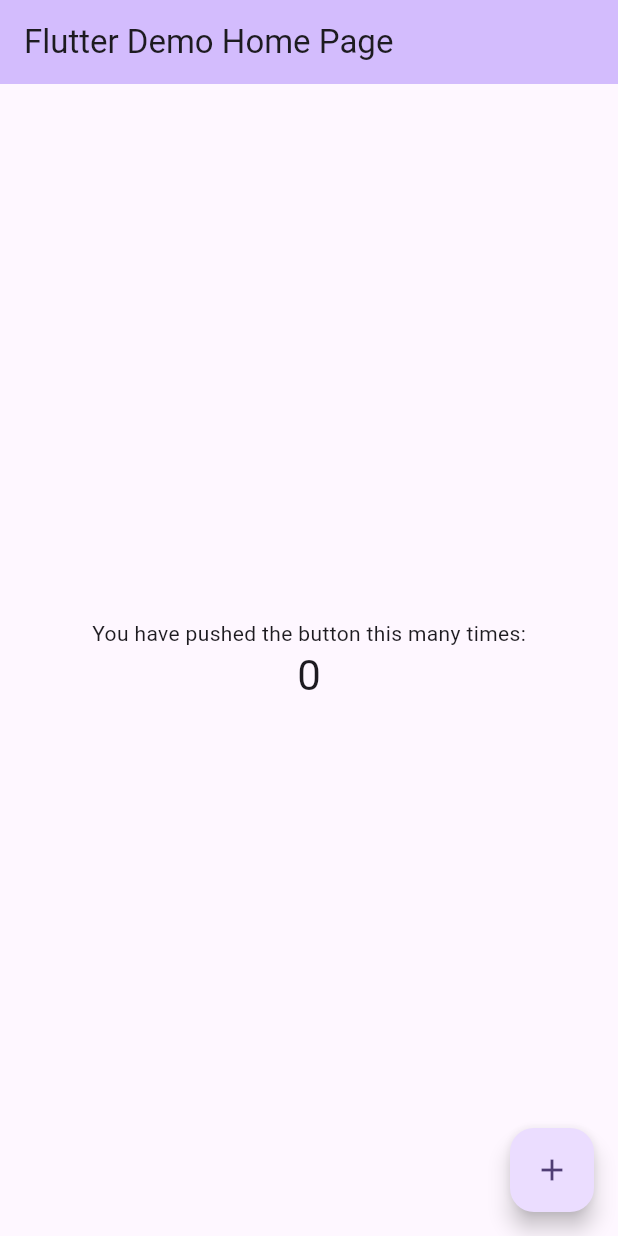
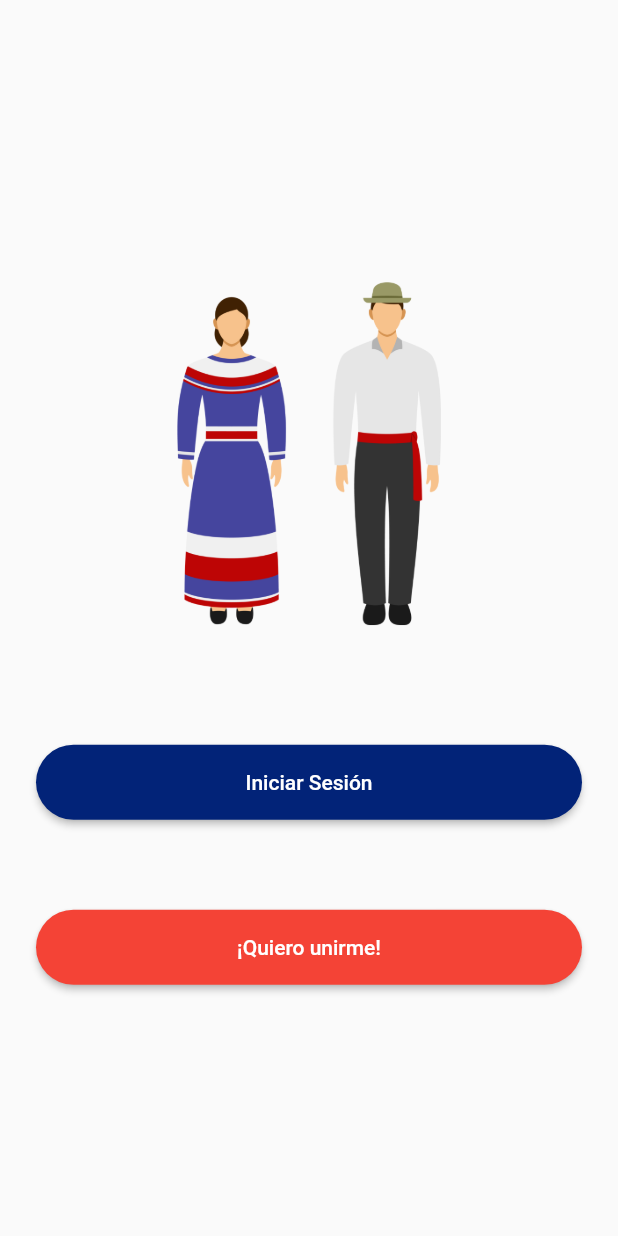
Before and after one commit to JorgeL-SepulvedaA/Tukuntazo-Travel, a Flutter app: the screen it shows after launch, on a phone screen of 412 x 824 dp. Run offline on Flutter 3.47's test engine with Material 2 defaults, Android fonts, the phone set to English and light mode, and no system bars; our stand-ins replace firebase_core; accounts and stored records are empty.

Commit message:
UI/UX released and built Front-end

```diff
--- /dev/null
+++ b/lib/UIBusiness/HomeUI.dart
@@ -0,0 +1,101 @@
+import 'package:flutter/material.dart';
+import 'package:tukuntazotravel/UIBusiness/SignUp.dart';
+import 'package:tukuntazotravel/UIBusiness/SignIn.dart';
+
+import 'SignIn.dart';
+
+class Auth extends StatelessWidget{
+  const Auth({Key? key}) : super (key: key);
+
+  @override
+  Widget build(BuildContext context) {
+    return const MaterialApp(
+      title: '¡Hola!',
+      home: HomeUI(),
+    );
+  }
+}
+
+class HomeUI extends StatefulWidget {
+  const HomeUI({Key? key}) : super (key: key);
+
+  @override
+  State<HomeUI> createState() => _HomeUI();
+}
+
+class _HomeUI extends State<HomeUI> {
+
+  @override
+  Widget build(BuildContext context) {
+    return Scaffold(
+      body: Padding(
+        padding: const EdgeInsets.all(24.0),
+        child: Column(
+          mainAxisAlignment: MainAxisAlignment.center,
+          children: [
+            const SizedBox(height: 1.0),
+            Container(
+              width: double.infinity,
+              height: 300.0,
+              padding: const EdgeInsets.symmetric(horizontal: 16.0),
+              child: Image.asset('assets/img/homeui.png'),
+            ),
+
+            const SizedBox(height: 28.0),
+            Container(
+              width: double.infinity,
+              height: 50.0,
+              margin:
+              const EdgeInsets.symmetric(vertical: 16.0),
+              child: ElevatedButton(
+                onPressed: () {
+                  Navigator.pushReplacement(
+                    context,
+                    MaterialPageRoute(builder: (context) => const SignIn()),
+                  );
+
+                },
+                style: ElevatedButton.styleFrom(
+                  backgroundColor: const Color.fromRGBO(2, 35, 120, 1),
+                  shape: RoundedRectangleBorder(
+                    borderRadius: BorderRadius.circular(30.0),
+                  ),
+                ),
+                child: const Text(
+                  'Iniciar Sesión',
+                  style: TextStyle(color: Colors.white),
+                ),
+              ),
+            ),
+
+            const SizedBox(height: 28.0),
+            Container(
+              width: double.infinity,
+              height: 50.0,
+              margin:
+              const EdgeInsets.symmetric(vertical: 16.0),
+              child: ElevatedButton(
+                onPressed: () {
+                  Navigator.pushReplacement(
+                    context,
+                    MaterialPageRoute(builder: (context) => const SignUp()),
+                  );
+                },
+                style: ElevatedButton.styleFrom(
+                  backgroundColor: Colors.red,
+                  shape: RoundedRectangleBorder(
+                    borderRadius: BorderRadius.circular(30.0),
+                  ),
+                ),
+                child: const Text(
+                  '¡Quiero unirme!',
+                  style: TextStyle(color: Colors.white),
+                ),
+              ),
+            ),
+          ],
+        ),
+      ),
+    );
+  }
+}
--- a/lib/main.dart
+++ b/lib/main.dart
@@ -1,125 +1,23 @@
 import 'package:flutter/material.dart';
+import 'package:tukuntazotravel/UIBusiness/HomeUI.dart';
 
 void main() {
   runApp(const MyApp());
 }
 
 class MyApp extends StatelessWidget {
-  const MyApp({super.key});
+  const MyApp({Key? key}) : super(key: key);
 
   // This widget is the root of your application.
   @override
   Widget build(BuildContext context) {
     return MaterialApp(
-      title: 'Flutter Demo',
+      title: 'TukuntazoTravel',
+      debugShowCheckedModeBanner: false,
       theme: ThemeData(
-        // This is the theme of your application.
-        //
-        // TRY THIS: Try running your application with "flutter run". You'll see
-        // the application has a blue toolbar. Then, without quitting the app,
-        // try changing the seedColor in the colorScheme below to Colors.green
-        // and then invoke "hot reload" (save your changes or press the "hot
-        // reload" button in a Flutter-supported IDE, or press "r" if you used
-        // the command line to start the app).
-        //
-        // Notice that the counter didn't reset back to zero; the application
-        // state is not lost during the reload. To reset the state, use hot
-        // restart instead.
-        //
-        // This works for code too, not just values: Most code changes can be
-        // tested with just a hot reload.
-        colorScheme: ColorScheme.fromSeed(seedColor: Colors.deepPurple),
-        useMaterial3: true,
+        primarySwatch: Colors.blue,
       ),
-      home: const MyHomePage(title: 'Flutter Demo Home Page'),
+      home: const HomeUI(),
     );
   }
 }
-
-class MyHomePage extends StatefulWidget {
-  const MyHomePage({super.key, required this.title});
-
-  // This widget is the home page of your application. It is stateful, meaning
-  // that it has a State object (defined below) that contains fields that affect
-  // how it looks.
-
-  // This class is the configuration for the state. It holds the values (in this
-  // case the title) provided by the parent (in this case the App widget) and
-  // used by the build method of the State. Fields in a Widget subclass are
-  // always marked "final".
-
-  final String title;
-
-  @override
-  State<MyHomePage> createState() => _MyHomePageState();
-}
-
-class _MyHomePageState extends State<MyHomePage> {
-  int _counter = 0;
-
-  void _incrementCounter() {
-    setState(() {
-      // This call to setState tells the Flutter framework that something has
-      // changed in this State, which causes it to rerun the build method below
-      // so that the display can reflect the updated values. If we changed
-      // _counter without calling setState(), then the build method would not be
-      // called again, and so nothing would appear to happen.
-      _counter++;
-    });
-  }
-
-  @override
-  Widget build(BuildContext context) {
-    // This method is rerun every time setState is called, for instance as done
-    // by the _incrementCounter method above.
-    //
-    // The Flutter framework has been optimized to make rerunning build methods
-    // fast, so that you can just rebuild anything that needs updating rather
-    // than having to individually change instances of widgets.
-    return Scaffold(
-      appBar: AppBar(
-        // TRY THIS: Try changing the color here to a specific color (to
-        // Colors.amber, perhaps?) and trigger a hot reload to see the AppBar
-        // change color while the other colors stay the same.
-        backgroundColor: Theme.of(context).colorScheme.inversePrimary,
-        // Here we take the value from the MyHomePage object that was created by
-        // the App.build method, and use it to set our appbar title.
-        title: Text(widget.title),
-      ),
-      body: Center(
-        // Center is a layout widget. It takes a single child and positions it
-        // in the middle of the parent.
-        child: Column(
-          // Column is also a layout widget. It takes a list of children and
-          // arranges them vertically. By default, it sizes itself to fit its
-          // children horizontally, and tries to be as tall as its parent.
-          //
-          // Column has various properties to control how it sizes itself and
-          // how it positions its children. Here we use mainAxisAlignment to
-          // center the children vertically; the main axis here is the vertical
-          // axis because Columns are vertical (the cross axis would be
-          // horizontal).
-          //
-          // TRY THIS: Invoke "debug painting" (choose the "Toggle Debug Paint"
-          // action in the IDE, or press "p" in the console), to see the
-          // wireframe for each widget.
-          mainAxisAlignment: MainAxisAlignment.center,
-          children: <Widget>[
-            const Text(
-              'You have pushed the button this many times:',
-            ),
-            Text(
-              '$_counter',
-              style: Theme.of(context).textTheme.headlineMedium,
-            ),
-          ],
-        ),
-      ),
-      floatingActionButton: FloatingActionButton(
-        onPressed: _incrementCounter,
-        tooltip: 'Increment',
-        child: const Icon(Icons.add),
-      ), // This trailing comma makes auto-formatting nicer for build methods.
-    );
-  }
-}
```
Also changed, not shown: lib/UIBusiness/SignIn.dart (added, +197 -0 lines), lib/UIBusiness/SignUp.dart (added, +159 -0 lines), pubspec.yaml (+4 -3 lines), assets/img/homeui.png (added), assets/img/signin.png (added), assets/img/signup.png (added), lib/firebase_options.dart (added), pubspec.lock, 4 other files.
